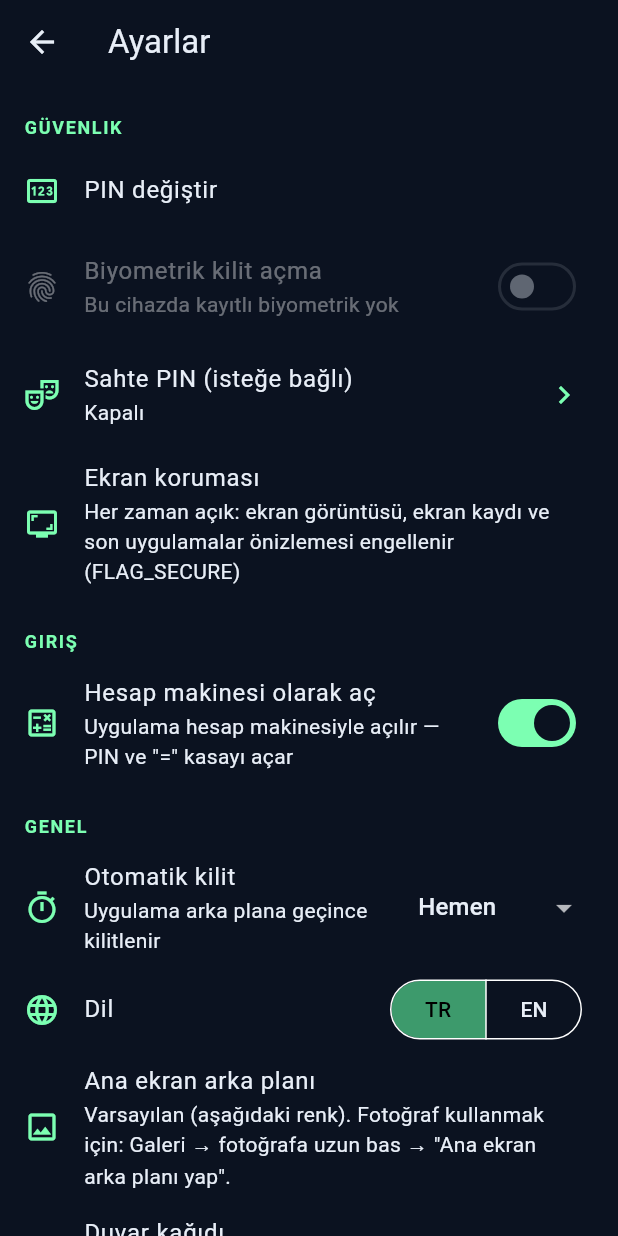
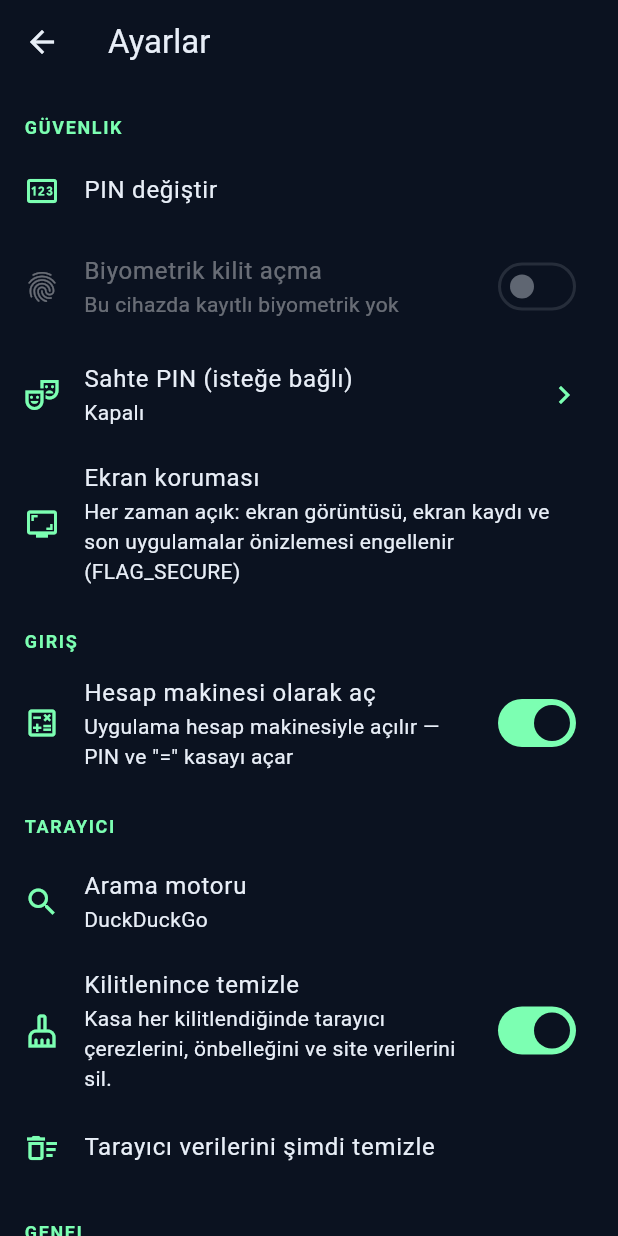
Before and after one commit to canaslan1675-rgb/gizli-alan, a Flutter app: the SettingsScreen screen opened directly, on a phone screen of 412 x 824 dp. Run offline on Flutter 3.47's test engine with Material 3 defaults, Android fonts, the phone set to English and light mode, and no system bars; our stand-ins replace file_picker, flutter_secure_storage, image_picker, local_auth, shared_preferences, webview_flutter; missing offline and left inert: cryptography, webview_flutter_android; accounts and stored records are empty.

Commit message:
feat(browser): private in-vault browser (WebView), INTERNET permission, wipe on lock (#32)

```diff
--- a/lib/app.dart
+++ b/lib/app.dart
@@ -12,6 +12,7 @@ import 'screens/pin_lock_screen.dart';
 import 'screens/vault_home_screen.dart';
 import 'services/auth_service.dart';
 import 'services/biometric_service.dart';
+import 'services/browser_engine.dart';
 import 'services/legacy_migration.dart';
 import 'services/second_phone_service.dart';
 import 'services/settings_service.dart';
@@ -32,6 +33,8 @@ class GizliAlanApp extends StatefulWidget {
     required this.biometrics,
     this.baseDirProvider,
     this.secondPhone,
+    this.browserEngineFactory,
+    this.wipeBrowserData,
   });
 
   final SettingsService settings;
@@ -43,6 +46,12 @@ class GizliAlanApp extends StatefulWidget {
 
   /// Android work-profile "second phone" bridge (injectable for tests).
   final SecondPhoneService? secondPhone;
+
+  /// Private browser engine (injectable for tests; default Android WebView).
+  final BrowserEngineFactory? browserEngineFactory;
+
+  /// Wipes browser cookies/cache/storage (injectable for tests).
+  final Future<bool> Function()? wipeBrowserData;
 
   @override
   State<GizliAlanApp> createState() => GizliAlanAppState();
@@ -79,6 +88,18 @@ class GizliAlanAppState extends State<GizliAlanApp>
       ? _secondPhone
       : null;
 
+  BrowserEngineFactory get browserEngineFactory =>
+      widget.browserEngineFactory ?? WebViewBrowserEngine.new;
+
+  Future<bool> wipeBrowserData() =>
+      (widget.wipeBrowserData ?? BrowserData.wipe)();
+
+  /// "Kilitlenince temizle" (#32): on lock and on app start (in case the
+  /// app was killed while unlocked).
+  void _wipeBrowserIfEnabled() {
+    if (settings.browserWipeOnLock) wipeBrowserData();
+  }
+
   VaultSession? get session => _session;
   bool get isUnlocked => _session != null;
 
@@ -100,6 +121,7 @@ class GizliAlanAppState extends State<GizliAlanApp>
       _needsOnboarding = !onboarded;
       _ready = true;
     });
+    _wipeBrowserIfEnabled();
     // App start while locked: make sure the work apps are hidden (#30).
     if (onboarded) ensureWorkAppsHiddenWhileLocked();
   }
@@ -302,6 +324,7 @@ class GizliAlanAppState extends State<GizliAlanApp>
     final s = _session;
     if (s == null) return;
     s.close();
+    _wipeBrowserIfEnabled();
     // Drop decoded vault photos (gallery thumbnails, home background) from
     // Flutter's in-memory image cache.
     PaintingBinding.instance.imageCache
--- a/lib/l10n/en.dart
+++ b/lib/l10n/en.dart
@@ -12,7 +12,7 @@ const Map<String, String> en = {
       'photos, notes and files, protected by a PIN (and optionally your '
       'fingerprint/face), encrypted on this device.',
   'onboardingPrivacy':
-      'Not a monitoring tool. GizliAlan never reads SMS, calls, contacts or location, uses no Accessibility Service, is never an admin of your phone, and uploads nothing — there is no server. (The optional "Second phone" only manages the separate work profile you create yourself.) Only use it for your own content on your own device.',
+      'Not a monitoring tool. GizliAlan never reads SMS, calls, contacts or location, uses no Accessibility Service, is never an admin of your phone, and has no server: it sends nothing about you anywhere (the built-in browser only loads the pages you open). (The optional "Second phone" only manages the separate work profile you create yourself.) Only use it for your own content on your own device.',
   'ownDeviceConfirm':
       'This is my own device and I will only store my own content.',
   'entryTitle': 'Calculator entry',
@@ -138,14 +138,34 @@ const Map<String, String> en = {
       'Set as the vault home background. The photo stays encrypted in the vault.',
   'setAsHomeBackground': 'Set as home background',
   'open': 'Open',
+  'browser': 'Browser',
+  'browserHint': 'Search or type a web address',
+  'browserSearchWith':
+      'Searches use {engine}. No search suggestions are sent while you type.',
+  'browserPrivacyNote':
+      'Private browser inside the vault. GizliAlan adds no tracking, analytics or ads — only the sites you open are contacted. Third-party cookies are blocked, history is kept only while this screen is open, and cookies, cache and site data are erased when the vault locks (Settings → Browser). Sites can still see your IP address, like any browser. Downloads, file uploads, location, camera and microphone are off. Android System WebView may check pages with Google Safe Browsing (Android default).',
+  'browserBack': 'Back',
+  'browserForward': 'Forward',
+  'browserReload': 'Reload',
+  'browserBlockedLink':
+      'This kind of link (app, phone, e-mail, file…) is not opened from the vault browser.',
+  'browserEngine': 'Search engine',
+  'browserWipeOnLock': 'Clear on lock',
+  'browserWipeOnLockHint':
+      'Erase browser cookies, cache and site data whenever the vault locks.',
+  'browserWipeNow': 'Clear browser data now',
+  'browserWiped': 'Browser data cleared.',
   'privacyTitle': 'Privacy & permissions',
   'privacyBody':
       '• All vault content (photos, files, notes) is encrypted with AES-256-GCM '
       'using a key kept in Android Keystore-backed secure storage.\n'
       '• Your PIN is stored only as a salted PBKDF2 hash.\n'
-      '• No internet permission in the release build, no account, no '
-      'analytics, no ads. Nothing leaves your device unless you export it.\n'
-      '• Permissions: biometric (optional unlock) only. Photos and files are '
+      '• No account, no analytics, no telemetry, no ads, no server of ours. '
+      'Nothing leaves your device unless you export it — or open a web page '
+      'in the built-in private browser, which then talks only to that site '
+      '(the reason for the internet permission).\n'
+      '• Permissions: biometric (optional unlock) and internet (browser '
+      'only). Photos and files are '
       'chosen by you through the system pickers — no storage/media '
       'permission.\n'
       '• No SMS, calls, contacts, location, microphone, camera, Accessibility '
@@ -167,7 +187,7 @@ const Map<String, String> en = {
   'spIntro':
       'Second phone creates a separate space on this device using Android\'s own "work profile" feature (the same method Shelter/Island use). It has its own Play Store where you can add a separate Google account and install apps. Apps, accounts and files stay separate from your main phone.',
   'spDisclosure':
-      'How it works: GizliAlan becomes the "profile owner" only of this work profile it creates. It is not an admin of your main profile or of the device; it monitors nothing, reads no other app\'s data and uploads nothing. Android shows its own notice during setup. Profile apps carry a briefcase badge and also appear in the "Work" tab of your app list. Setup and management are only possible while the vault is unlocked.',
+      'How it works: GizliAlan becomes the "profile owner" only of this work profile it creates. It is not an admin of your main profile or of the device; it monitors nothing, reads no other app\'s data and sends nothing anywhere. Android shows its own notice during setup. Profile apps carry a briefcase badge and also appear in the "Work" tab of your app list. Setup and management are only possible while the vault is unlocked.',
   'spSetUp': 'Set up second phone',
   'spSetUpConfirm':
       'Android will now start work profile setup. It can take a few minutes and shows system screens. Continue?',
@@ -266,14 +286,17 @@ const Map<String, String> en = {
       'GizliAlan needs no account and sends no data to any server. The app is not sold on Gumroad or elsewhere.',
   // `play` flavor variants (no Second phone in that build), see L10n.t.
   'onboardingPrivacy_play':
-      'Not a monitoring tool. GizliAlan never reads SMS, calls, contacts or location, uses no Accessibility Service, is never an admin of your phone, and uploads nothing — there is no server. Only use it for your own content on your own device.',
+      'Not a monitoring tool. GizliAlan never reads SMS, calls, contacts or location, uses no Accessibility Service, is never an admin of your phone, and has no server: it sends nothing about you anywhere (the built-in browser only loads the pages you open). Only use it for your own content on your own device.',
   'privacyBody_play':
       '• All vault content (photos, files, notes) is encrypted with AES-256-GCM '
       'using a key kept in Android Keystore-backed secure storage.\n'
       '• Your PIN is stored only as a salted PBKDF2 hash.\n'
-      '• No internet permission in the release build, no account, no '
-      'analytics, no ads. Nothing leaves your device unless you export it.\n'
-      '• Permissions: biometric (optional unlock) only. Photos and files are '
+      '• No account, no analytics, no telemetry, no ads, no server of ours. '
+      'Nothing leaves your device unless you export it — or open a web page '
+      'in the built-in private browser, which then talks only to that site '
+      '(the reason for the internet permission).\n'
+      '• Permissions: biometric (optional unlock) and internet (browser '
+      'only). Photos and files are '
       'chosen by you through the system pickers — no storage/media '
       'permission.\n'
       '• No SMS, calls, contacts, location, microphone, camera, Accessibility '
--- a/lib/l10n/tr.dart
+++ b/lib/l10n/tr.dart
@@ -12,7 +12,7 @@ const Map<String, String> tr = {
       'fotoğraflar, notlar ve dosyalar PIN (ve isteğe bağlı parmak izi/yüz) '
       'ile korunur ve bu cihazda şifrelenir.',
   'onboardingPrivacy':
-      'İzleme aracı değildir. GizliAlan SMS, arama, rehber veya konum okumaz; Erişilebilirlik Hizmeti kullanmaz, telefonunun cihaz yöneticisi olmaz ve hiçbir şey yüklemez — sunucu yoktur. (İsteğe bağlı "İkinci telefon" yalnızca senin oluşturduğun ayrı iş profilini yönetir.) Yalnızca kendi cihazında, kendi içeriğin için kullan.',
+      'İzleme aracı değildir. GizliAlan SMS, arama, rehber veya konum okumaz; Erişilebilirlik Hizmeti kullanmaz, telefonunun cihaz yöneticisi olmaz ve sunucusu yoktur: senin hakkında hiçbir yere bir şey göndermez (dahili tarayıcı yalnızca senin açtığın sayfaları yükler). (İsteğe bağlı "İkinci telefon" yalnızca senin oluşturduğun ayrı iş profilini yönetir.) Yalnızca kendi cihazında, kendi içeriğin için kullan.',
   'ownDeviceConfirm':
       'Bu benim kendi cihazım ve yalnızca kendi içeriğimi saklayacağım.',
   'entryTitle': 'Hesap makinesi girişi',
@@ -137,14 +137,34 @@ const Map<String, String> tr = {
       'Kasa ana ekranı arka planı yapıldı. Fotoğraf kasada şifreli kalır.',
   'setAsHomeBackground': 'Ana ekran arka planı yap',
   'open': 'Aç',
+  'browser': 'Tarayıcı',
+  'browserHint': 'Ara veya web adresi yaz',
+  'browserSearchWith':
+      'Aramalar {engine} ile yapılır. Yazarken arama önerisi gönderilmez.',
+  'browserPrivacyNote':
+      'Kasa içinde gizli tarayıcı. GizliAlan izleme, analitik veya reklam eklemez; yalnızca açtığın sitelerle bağlantı kurulur. Üçüncü taraf çerezler engellenir, geçmiş yalnızca bu ekran açıkken tutulur; çerezler, önbellek ve site verileri kasa kilitlenince silinir (Ayarlar → Tarayıcı). Her tarayıcıda olduğu gibi siteler IP adresini görebilir. İndirme, dosya yükleme, konum, kamera ve mikrofon kapalıdır. Android System WebView sayfaları Google Güvenli Tarama ile denetleyebilir (Android varsayılanı).',
+  'browserBack': 'Geri',
+  'browserForward': 'İleri',
+  'browserReload': 'Yenile',
+  'browserBlockedLink':
+      'Bu tür bağlantılar (uygulama, telefon, e-posta, dosya…) kasa tarayıcısından açılmaz.',
+  'browserEngine': 'Arama motoru',
+  'browserWipeOnLock': 'Kilitlenince temizle',
+  'browserWipeOnLockHint':
+      'Kasa her kilitlendiğinde tarayıcı çerezlerini, önbelleğini ve site verilerini sil.',
+  'browserWipeNow': 'Tarayıcı verilerini şimdi temizle',
+  'browserWiped': 'Tarayıcı verileri temizlendi.',
   'privacyTitle': 'Gizlilik ve izinler',
   'privacyBody':
       '• Tüm kasa içeriği (fotoğraf, dosya, not) Android Keystore destekli '
       'güvenli depoda tutulan bir anahtarla AES-256-GCM ile şifrelenir.\n'
       '• PIN\'in yalnızca tuzlanmış PBKDF2 özeti olarak saklanır.\n'
-      '• Yayın sürümünde internet izni yok; hesap, analitik, reklam yok. Sen '
-      'dışa aktarmadıkça hiçbir şey cihazdan çıkmaz.\n'
-      '• İzinler: yalnızca biyometrik (isteğe bağlı kilit açma). Fotoğraf ve '
+      '• Hesap, analitik, telemetri, reklam ve bize ait sunucu yok. Sen dışa '
+      'aktarmadıkça ya da dahili gizli tarayıcıda bir web sayfası açmadıkça '
+      'hiçbir şey cihazdan çıkmaz; tarayıcı yalnızca açtığın siteyle konuşur '
+      '(internet izninin tek nedeni).\n'
+      '• İzinler: biyometrik (isteğe bağlı kilit açma) ve internet (yalnızca '
+      'tarayıcı). Fotoğraf ve '
       'dosyaları sistem seçicileriyle sen seçersin — depolama/medya izni '
       'yok.\n'
       '• SMS, arama, rehber, konum, mikrofon, kamera, Erişilebilirlik veya '
@@ -166,7 +186,7 @@ const Map<String, String> tr = {
   'spIntro':
       'İkinci telefon, Android\'in kendi "iş profili" özelliğiyle bu cihazda ayrı bir alan oluşturur (Shelter/Island ile aynı yöntem). İçinde kendi Play Store\'u vardır; oraya ayrı bir Google hesabı ekleyip uygulama kurabilirsin. Uygulamalar, hesaplar ve dosyalar ana telefonundan ayrı tutulur.',
   'spDisclosure':
-      'Nasıl çalışır: GizliAlan yalnızca kendi oluşturduğu bu iş profilinin "profil sahibi" olur. Ana profilin veya cihazın yöneticisi olmaz; hiçbir şeyi izlemez, başka uygulamaların verisini okumaz, hiçbir şey yüklemez. Android kurulumda kendi bilgilendirmesini gösterir. Profildeki uygulamalar çanta rozetiyle, telefonun uygulama listesindeki "İş" sekmesinde de görünür. Kurulum ve yönetim yalnızca kasa açıkken yapılabilir.',
+      'Nasıl çalışır: GizliAlan yalnızca kendi oluşturduğu bu iş profilinin "profil sahibi" olur. Ana profilin veya cihazın yöneticisi olmaz; hiçbir şeyi izlemez, başka uygulamaların verisini okumaz, hiçbir yere bir şey göndermez. Android kurulumda kendi bilgilendirmesini gösterir. Profildeki uygulamalar çanta rozetiyle, telefonun uygulama listesindeki "İş" sekmesinde de görünür. Kurulum ve yönetim yalnızca kasa açıkken yapılabilir.',
   'spSetUp': 'İkinci telefonu kur',
   'spSetUpConfirm':
       'Android şimdi iş profili kurulumunu başlatacak. Birkaç dakika sürebilir ve sistem ekranları gösterilir. Devam edilsin mi?',
@@ -265,14 +285,17 @@ const Map<String, String> tr = {
       'GizliAlan hesap istemez ve hiçbir veriyi sunucuya göndermez. Uygulama Gumroad vb. yerlerde satılmaz.',
   // `play` flavor variants (no Second phone in that build), see L10n.t.
   'onboardingPrivacy_play':
-      'İzleme aracı değildir. GizliAlan SMS, arama, rehber veya konum okumaz; Erişilebilirlik Hizmeti kullanmaz, telefonunun cihaz yöneticisi olmaz ve hiçbir şey yüklemez — sunucu yoktur. Yalnızca kendi cihazında, kendi içeriğin için kullan.',
+      'İzleme aracı değildir. GizliAlan SMS, arama, rehber veya konum okumaz; Erişilebilirlik Hizmeti kullanmaz, telefonunun cihaz yöneticisi olmaz ve sunucusu yoktur: senin hakkında hiçbir yere bir şey göndermez (dahili tarayıcı yalnızca senin açtığın sayfaları yükler). Yalnızca kendi cihazında, kendi içeriğin için kullan.',
   'privacyBody_play':
       '• Tüm kasa içeriği (fotoğraf, dosya, not) Android Keystore destekli '
       'güvenli depoda tutulan bir anahtarla AES-256-GCM ile şifrelenir.\n'
       '• PIN\'in yalnızca tuzlanmış PBKDF2 özeti olarak saklanır.\n'
-      '• Yayın sürümünde internet izni yok; hesap, analitik, reklam yok. Sen '
-      'dışa aktarmadıkça hiçbir şey cihazdan çıkmaz.\n'
-      '• İzinler: yalnızca biyometrik (isteğe bağlı kilit açma). Fotoğraf ve '
+      '• Hesap, analitik, telemetri, reklam ve bize ait sunucu yok. Sen dışa '
+      'aktarmadıkça ya da dahili gizli tarayıcıda bir web sayfası açmadıkça '
+      'hiçbir şey cihazdan çıkmaz; tarayıcı yalnızca açtığın siteyle konuşur '
+      '(internet izninin tek nedeni).\n'
+      '• İzinler: biyometrik (isteğe bağlı kilit açma) ve internet (yalnızca '
+      'tarayıcı). Fotoğraf ve '
       'dosyaları sistem seçicileriyle sen seçersin — depolama/medya izni '
       'yok.\n'
       '• SMS, arama, rehber, konum, mikrofon, kamera, Erişilebilirlik veya '
--- a/lib/main.dart
+++ b/lib/main.dart
@@ -12,7 +12,9 @@ import 'services/settings_service.dart';
 /// PLAY COMPLIANCE:
 /// - Not spyware / stalkerware; nothing about other people is collected.
 /// - No SMS/call access, no Accessibility Service, no main-device admin, no
-///   Notification Listener, no network upload (release build has no INTERNET).
+///   Notification Listener, no analytics/telemetry/ads/own server. INTERNET
+///   (v0.4.0, #32) is used only by the in-vault private browser for pages the
+///   user opens.
 /// - The calculator entry is disclosed in onboarding, in-app and in the
 ///   store listing; reviewers see exactly what users see. The launcher
 ///   label is "Calculator"/"Hesap Makinesi" (a real calculator).
--- a/lib/screens/settings_screen.dart
+++ b/lib/screens/settings_screen.dart
@@ -4,6 +4,7 @@ import 'package:flutter/services.dart';
 import '../app.dart';
 import '../flavor.dart';
 import '../l10n/l10n.dart';
+import '../services/browser_logic.dart';
 import '../services/privacy_link.dart';
 import '../services/settings_service.dart';
 import '../services/vault_session.dart';
@@ -194,6 +195,67 @@ class _SettingsScreenState extends State<SettingsScreen> {
     final app = GizliAlanApp.of(context);
     final s = app.settings;
 
+    final browser = <Widget>[
+      _header(t('browser')),
+      ListTile(
+        key: const ValueKey('settings_browser_engine'),
+        leading: const Icon(Icons.search),
+        title: Text(t('browserEngine')),
+        subtitle: Text(s.browserSearchEngine.label),
+        onTap: () async {
+          final picked = await showDialog<SearchEngine>(
+            context: context,
+            builder: (ctx) => SimpleDialog(
+              title: Text(t('browserEngine')),
+              children: [
+                for (final e in SearchEngine.values)
+                  SimpleDialogOption(
+                    key: ValueKey('engine_${e.name}'),
+                    onPressed: () => Navigator.pop(ctx, e),
+                    child: Row(
+                      children: [
+                        Icon(
+                          e == s.browserSearchEngine
+                              ? Icons.radio_button_checked
+                              : Icons.radio_button_unchecked,
+                          color: GizliTheme.mint,
+                          size: 20,
+                        ),
+                        const SizedBox(width: 12),
+                        Text(e.label),
+                      ],
+                    ),
+                  ),
+              ],
+            ),
+          );
+          if (picked == null) return;
+          await s.setBrowserSearchEngine(picked);
+          if (mounted) setState(() {});
+        },
+      ),
+      SwitchListTile(
+        key: const ValueKey('settings_browser_wipe'),
+        secondary: const Icon(Icons.cleaning_services_outlined),
+        title: Text(t('browserWipeOnLock')),
+        subtitle: Text(t('browserWipeOnLockHint')),
+        value: s.browserWipeOnLock,
+        onChanged: (v) async {
+          await s.setBrowserWipeOnLock(v);
+          if (mounted) setState(() {});
+        },
+      ),
+      ListTile(
+        key: const ValueKey('settings_browser_wipe_now'),
+        leading: const Icon(Icons.delete_sweep_outlined),
+        title: Text(t('browserWipeNow')),
+        onTap: () async {
+          final messenger = ScaffoldMessenger.of(context);
+          await app.wipeBrowserData();
+          messenger.showSnackBar(SnackBar(content: Text(t('browserWiped'))));
+        },
+      ),
+    ];
     final general = <Widget>[
       _header(t('general')),
       ListTile(
@@ -304,7 +366,7 @@ class _SettingsScreenState extends State<SettingsScreen> {
     if (_isDecoy) {
       return Scaffold(
         appBar: AppBar(title: Text(t('settings'))),
-        body: ListView(children: general),
+        body: ListView(children: [...browser, ...general]),
       );
     }
 
@@ -384,6 +446,7 @@ class _SettingsScreenState extends State<SettingsScreen> {
               child: WorkAppsHideSwitches(settings: s, keyPrefix: 'settings'),
             ),
           ],
+          ...browser,
           ...general,
           _header(t('dangerZone')),
           ListTile(
@@ -401,7 +464,7 @@ class _SettingsScreenState extends State<SettingsScreen> {
           const SizedBox(height: 24),
           Center(
             child: Text(
-              'GizliAlan 0.3.2 · ${Flavor.hasSecondPhone ? 'Full' : 'Play'}',
+              'GizliAlan 0.4.0 · ${Flavor.hasSecondPhone ? 'Full' : 'Play'}',
               key: const ValueKey('settings_version'),
               style: const TextStyle(
                 color: GizliTheme.textSecondary,
--- /dev/null
+++ b/lib/services/browser_logic.dart
@@ -0,0 +1,75 @@
+/// Pure logic of the in-vault private browser (issue #32): search engines,
+/// address-bar parsing and which navigations are allowed. No networking
+/// here — the WebView only loads what the user typed or tapped.
+library;
+
+enum SearchEngine {
+  duckduckgo('DuckDuckGo', 'https://duckduckgo.com/?q='),
+  startpage('Startpage', 'https://www.startpage.com/do/search?q='),
+  brave('Brave Search', 'https://search.brave.com/search?q='),
+  google('Google', 'https://www.google.com/search?q='),
+  bing('Bing', 'https://www.bing.com/search?q=');
+
+  const SearchEngine(this.label, this.queryPrefix);
+
+  final String label;
+  final String queryPrefix;
+
+  static SearchEngine parse(String? v) => SearchEngine.values.firstWhere(
+    (e) => e.name == v,
+    orElse: () => SearchEngine.duckduckgo,
+  );
+
+  Uri search(String query) =>
+      Uri.parse('$queryPrefix${Uri.encodeQueryComponent(query.trim())}');
+}
+
+class BrowserLogic {
+  BrowserLogic._();
+
+  static const allowedSchemes = {'http', 'https'};
+
+  /// Address bar input → URL to load. Web URLs load directly (bare domains
+  /// get https://); anything else — including `file:`, `content:`,
+  /// `javascript:`, `intent:` — is treated as a search query, never opened.
+  /// Returns null for empty input.
+  static Uri? resolve(String input, SearchEngine engine) {
+    final text = input.trim();
+    if (text.isEmpty) return null;
+    final direct = Uri.tryParse(text);
+    if (direct != null &&
+        allowedSchemes.contains(direct.scheme.toLowerCase()) &&
+        direct.host.isNotEmpty) {
+      return direct;
+    }
+    final hasScheme = RegExp(r'^[a-zA-Z][a-zA-Z0-9+.-]*:').hasMatch(text);
+    if (!text.contains(' ') && !hasScheme && text.contains('.')) {
+      final guess = Uri.tryParse('https://$text');
+      final host = guess?.host ?? '';
+      if (guess != null &&
+          host.contains('.') &&
+          !host.startsWith('.') &&
+          !host.endsWith('.')) {
+        return guess;
+      }
+    }
+    if (hasScheme && !text.contains(' ') && _looksLikeHostPort(text)) {
+      final guess = Uri.tryParse('https://$text');
+      if (guess != null && guess.host.isNotEmpty) return guess;
+    }
+    return engine.search(text);
+  }
+
+  // "localhost:8080" / "example.com:8443/x" parse as scheme:path.
+  static bool _looksLikeHostPort(String t) =>
+      RegExp(r'^[a-zA-Z0-9.-]+:\d{1,5}(/.*)?$').hasMatch(t);
+
+  /// Only http(s) pages (and the blank start page) may load inside the
+  /// vault browser. tel:, mailto:, intent:, market:, file:, content: … are
+  /// blocked so nothing leaves the vault to another app.
+  static bool isAllowedNavigation(String url) {
+    if (url == 'about:blank') return true;
+    final u = Uri.tryParse(url);
+    return u != null && allowedSchemes.contains(u.scheme.toLowerCase());
+  }
+}
--- a/lib/services/privacy_link.dart
+++ b/lib/services/privacy_link.dart
@@ -7,8 +7,9 @@ import 'package:flutter/services.dart';
 /// Set at build time: `--dart-define=PRIVACY_URL=https://…`. Only `https`
 /// URLs with a host are accepted; otherwise the app shows its built-in privacy
 /// text only (as before). Opening the link hands it to the browser with a
-/// plain `ACTION_VIEW` intent via [channel] — no url_launcher, so the app
-/// still has **no INTERNET permission** and no `<queries>` entries.
+/// plain `ACTION_VIEW` intent via [channel] — no url_launcher and no
+/// `<queries>` entries. (Since v0.4.0 the app has INTERNET for the in-vault
+/// browser only; the policy link still opens in the user's own browser.)
 class PrivacyLink {
   PrivacyLink._();
 
--- a/lib/services/settings_service.dart
+++ b/lib/services/settings_service.dart
@@ -1,6 +1,7 @@
 import 'package:shared_preferences/shared_preferences.dart';
 
 import '../l10n/l10n.dart';
+import 'browser_logic.dart';
 import 'second_phone_service.dart';
 
 /// Non-secret user preferences (stored in SharedPreferences, app sandbox).
@@ -18,6 +19,8 @@ class SettingsService {
   static const _kLockTimeout = 'lock_timeout_sec';
   static const _kLang = 'lang';
   static const _kWallpaper = 'wallpaper';
+  static const _kBrowserEngine = 'browser_engine';
+  static const _kBrowserWipe = 'browser_wipe_on_lock';
   static const _kSecondPhoneClose = 'second_phone_close';
   static const _kSecondPhoneClosedBy = 'second_phone_closed_by';
 
@@ -97,6 +100,19 @@ class SettingsService {
       ? _prefs.remove(_kSecondPhoneClosedBy)
       : _prefs.setString(_kSecondPhoneClosedBy, m.name);
 
+  /// Private browser (#32): search engine for address-bar queries.
+  SearchEngine get browserSearchEngine =>
+      SearchEngine.parse(_prefs.getString(_kBrowserEngine));
+
+  Future<void> setBrowserSearchEngine(SearchEngine e) =>
+      _prefs.setString(_kBrowserEngine, e.name);
+
+  /// "Kilitlenince temizle": wipe browser cookies/cache/storage when the
+  /// vault locks. Default on.
+  bool get browserWipeOnLock => _prefs.getBool(_kBrowserWipe) ?? true;
+
+  Future<void> setBrowserWipeOnLock(bool v) => _prefs.setBool(_kBrowserWipe, v);
+
   String get language => _prefs.getString(_kLang) ?? 'tr';
 
   Future<void> setLanguage(String code) async {
--- a/pubspec.yaml
+++ b/pubspec.yaml
@@ -3,7 +3,7 @@ description: >
   GizliAlan — personal Hidden Space vault for Demirhan.
   Privacy-first local notes & files. No spyware, no cloud, no SMS intercept.
 publish_to: "none"
-version: 0.3.2+5
+version: 0.4.0+6
 
 environment:
   sdk: ">=3.9.0 <4.0.0"
@@ -23,6 +23,8 @@ dependencies:
   intl: ^0.20.2
   path: ^1.9.0
   uuid: ^4.5.1
+  webview_flutter: ^4.14.1
+  webview_flutter_android: ^4.14.1
 
 dev_dependencies:
   flutter_test:
```
Also changed, not shown: lib/screens/browser_screen.dart (added, +202 -0 lines), lib/screens/vault_home_screen.dart (+7 -0 lines), lib/services/browser_engine.dart (added, +129 -0 lines), pubspec.lock, 6 other files.
